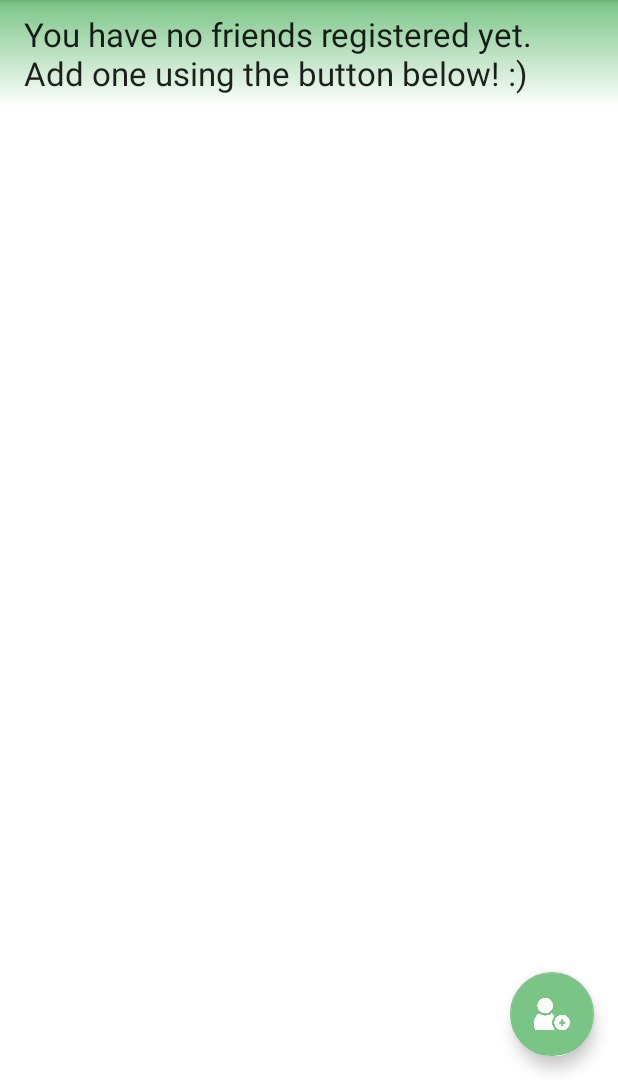
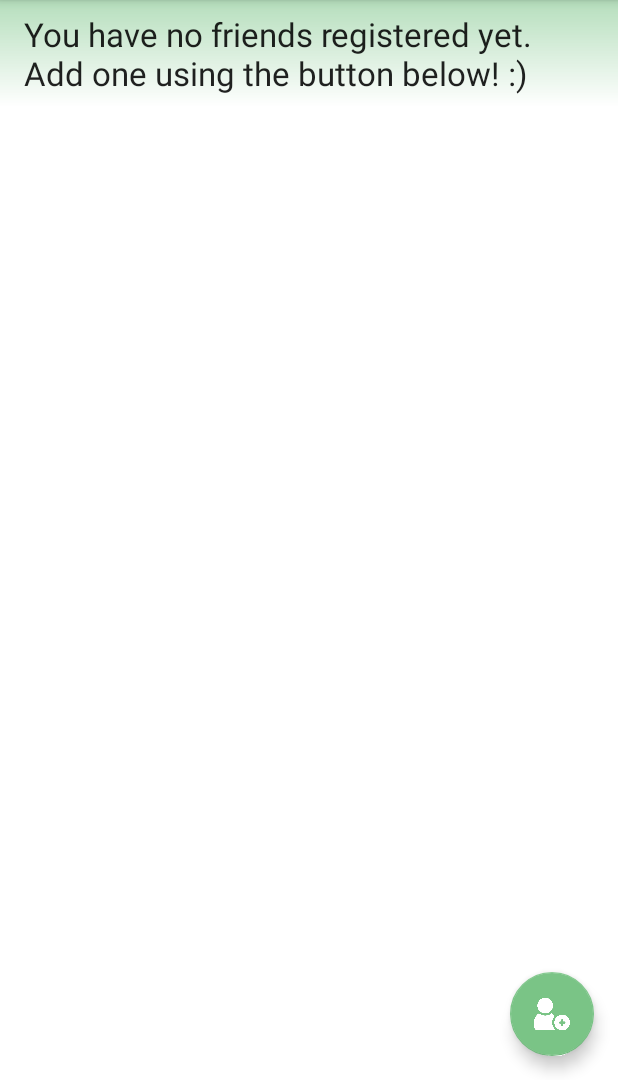
Before and after one commit to LuisBLopez/plant-time, an Android app: the MyPlantsFragment screen opened directly, with no data from a screen before it, tab 2 chosen, on a phone screen of 412 x 824 dp, the part 156-1236 px from its top. Run offline under Robolectric (Android 15) with nearby library versions, the phone set to English and light mode, and no system bars; our stand-ins replace Firebase (no records; nobody signed in at launch, a user with empty details on screens opened directly); pictures from the network do not load; 2 statements that could not run were skipped.

Commit message:
* Aesthetic improvements.

```diff
--- a/app/src/main/java/com/example/planttime/ui/view/FriendAdapter.kt
+++ b/app/src/main/java/com/example/planttime/ui/view/FriendAdapter.kt
@@ -25,7 +25,7 @@ class FriendAdapter(viewModel: PageViewModel): RecyclerView.Adapter<FriendAdapte
     }
 
     override fun onCreateViewHolder(parent: ViewGroup, viewType: Int): ViewHolder {
-        return ViewHolder(ItemFriendBinding.inflate(LayoutInflater.from(parent.context)))
+        return ViewHolder(ItemFriendBinding.inflate(LayoutInflater.from(parent.context), parent, false))
     }
 
     override fun onBindViewHolder(holder: ViewHolder, position: Int) {
--- a/app/src/main/java/com/example/planttime/ui/view/PlantAdapter.kt
+++ b/app/src/main/java/com/example/planttime/ui/view/PlantAdapter.kt
@@ -44,7 +44,7 @@ class PlantAdapter(private val viewModel: PageViewModel):  RecyclerView.Adapter<
     }
 
     override fun onCreateViewHolder(parent: ViewGroup, viewType: Int): ViewHolder {
-        return ViewHolder(ItemPlantBinding.inflate(LayoutInflater.from(parent.context)))
+        return ViewHolder(ItemPlantBinding.inflate(LayoutInflater.from(parent.context), parent, false))
     }
 
     @RequiresApi(Build.VERSION_CODES.O)
--- a/app/src/main/res/drawable/item_bkg_gradient.xml
+++ b/app/src/main/res/drawable/item_bkg_gradient.xml
@@ -4,7 +4,7 @@
 
     <gradient
         android:endColor="#00FFFFFF"
-        android:startColor="@color/aquamarine"
+        android:startColor="@color/aquamarine_soft"
         android:angle="270" />
 
 </shape>
--- a/app/src/main/res/layout/fragment_settings.xml
+++ b/app/src/main/res/layout/fragment_settings.xml
@@ -39,7 +39,7 @@
                     android:layout_width="200dp"
                     android:layout_height="wrap_content"
                     android:layout_margin="7dp"
-                    android:text="Name"
+                    android:hint="Name"
                     android:textSize="14sp"/>
 
                 <TextView
--- a/app/src/main/res/layout/fragment_view_plant.xml
+++ b/app/src/main/res/layout/fragment_view_plant.xml
@@ -35,6 +35,7 @@
                      android:layout_weight="1"
                      android:maxLines="3"
                      android:ellipsize="end"
+                     android:paddingBottom="20dp"
                      />
              </TableRow>
              <TableRow
@@ -58,6 +59,7 @@
                      android:layout_weight="1"
                      android:maxLines="3"
                      android:ellipsize="end"
+                     android:paddingBottom="20dp"
                      android:scrollHorizontally="true"
                      android:scrollbars="horizontal"
                      />
--- a/app/src/main/res/layout/item_plant.xml
+++ b/app/src/main/res/layout/item_plant.xml
@@ -34,11 +34,13 @@
                 android:layout_marginEnd="16dp"
                 android:layout_marginBottom="8dp"
                 android:textAppearance="@style/TextAppearance.AppCompat.Large"
+                android:maxLines="1"
+                android:ellipsize="end"
                 app:layout_constraintBottom_toBottomOf="parent"
                 app:layout_constraintEnd_toEndOf="parent"
                 app:layout_constraintStart_toStartOf="parent"
                 app:layout_constraintTop_toTopOf="parent"
-                tools:text="A cute plant"/>
+                tools:text="A cute plant ASDD  ASD ASD ASD ASD ASD ASD ASD ASD ASD ASD "/>
             <LinearLayout
                 android:layout_width="match_parent"
                 android:layout_height="match_parent"
--- a/app/src/main/res/values/colors.xml
+++ b/app/src/main/res/values/colors.xml
@@ -10,4 +10,5 @@
     <color name="aquamarine">#7AC486</color>
     <color name="aquamarine_600">#314E36</color>
     <color name="aquamarine_400">#497650</color>
+    <color name="aquamarine_soft">#B5DEBC</color>
 </resources>
```
